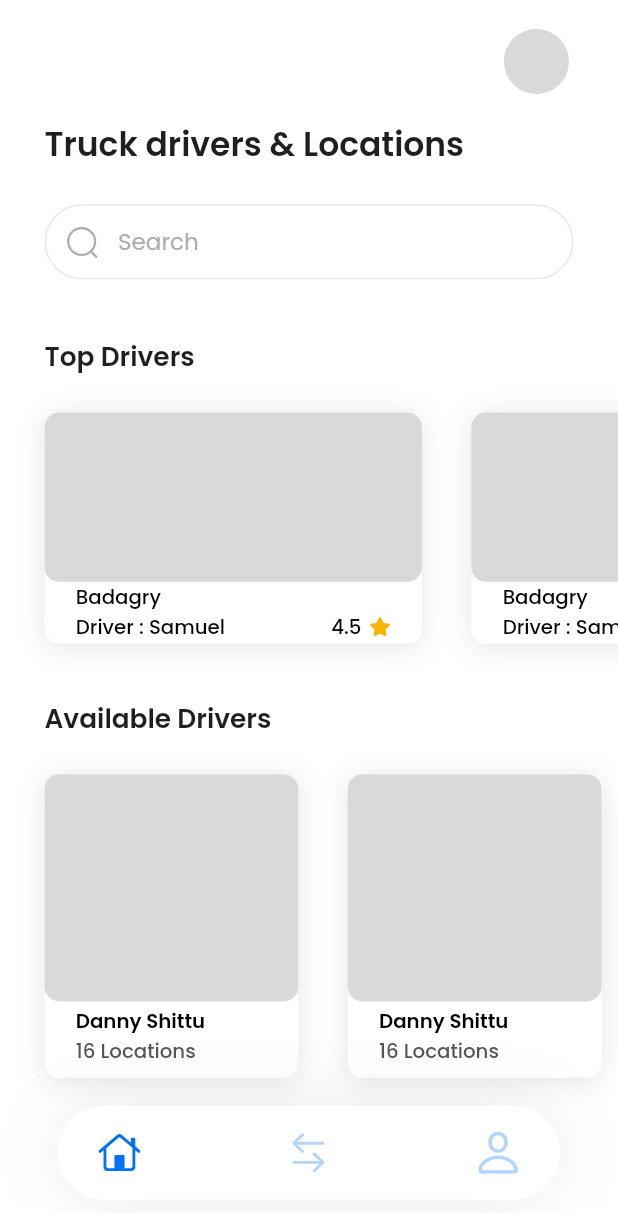
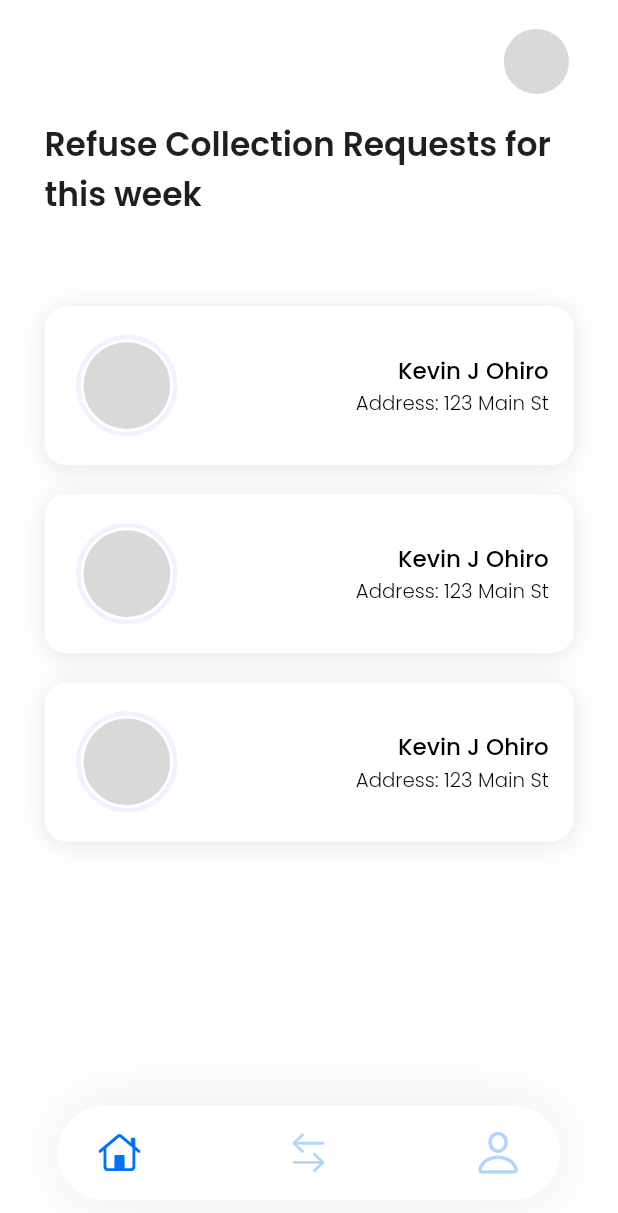
Before and after one commit to Donkelv/lawma_app, a Flutter app: the BottomAppBarScreeen screen opened by its route, on a phone screen of 412 x 824 dp. Shown: the top 1213 px of the screen. Run offline on Flutter 3.47's test engine with Material 2 defaults, Android fonts, the phone set to English and light mode, and no system bars; our stand-ins replace cloud_firestore, dartz, firebase_auth, firebase_core, flutter_riverpod, flutter_screenutil and 3 more; missing offline and left inert: shape_of_view; accounts and stored records are empty.

Commit message:
feat: home screen driver

```diff
--- a/lib/data/constant/bottom_app_bar_const.dart
+++ b/lib/data/constant/bottom_app_bar_const.dart
@@ -1,6 +1,7 @@
 import 'package:flutter/widgets.dart';
 import 'package:lawma_app/data/constant/image_const.dart';
 import 'package:lawma_app/presentation/screens/home_screen.dart';
+import 'package:lawma_app/presentation/screens/home_screen_driver.dart';
 import 'package:lawma_app/presentation/screens/profile_screen.dart';
 import 'package:lawma_app/presentation/screens/transaction_history_screen.dart';
 
@@ -15,8 +16,16 @@ class BottomAppBarModel {
 }
 
 List<BottomAppBarModel> bottomAppBarList = [
-  const BottomAppBarModel(icon: ImageConst.homeIcon, page: HomeScreen()),
+  const BottomAppBarModel(icon: ImageConst.homeIcon, page: HomeScreenDriver()),
   const BottomAppBarModel(
       icon: ImageConst.historyIcon, page: TransactionHistoryScreen()),
   const BottomAppBarModel(icon: ImageConst.profileIcon, page: ProfileScreen()),
 ];
+
+
+List<BottomAppBarModel> bottomAppBarDriver = [
+  const BottomAppBarModel(icon: ImageConst.homeIcon, page: HomeScreenDriver()),
+  const BottomAppBarModel(
+      icon: ImageConst.historyIcon, page: TransactionHistoryScreen()),
+  const BottomAppBarModel(icon: ImageConst.profileIcon, page: ProfileScreen()),
+];
--- a/lib/presentation/screens/home_screen.dart
+++ b/lib/presentation/screens/home_screen.dart
@@ -1,6 +1,7 @@
 import 'package:flutter/material.dart';
 import 'package:flutter/services.dart';
 import 'package:flutter_screenutil/flutter_screenutil.dart';
+import 'package:flutter_svg/svg.dart';
 import 'package:lawma_app/data/constant/color_const.dart';
 import 'package:lawma_app/data/constant/image_const.dart';
 import 'package:lawma_app/data/utils/theme_const.dart';
--- /dev/null
+++ b/lib/presentation/screens/home_screen_driver.dart
@@ -0,0 +1,84 @@
+import 'package:dartz/dartz.dart';
+import 'package:flutter/material.dart';
+import 'package:flutter_screenutil/flutter_screenutil.dart';
+import 'package:lawma_app/data/constant/color_const.dart';
+import 'package:lawma_app/data/utils/theme_const.dart';
+import 'package:lawma_app/presentation/widgets/refuse_collection_req_widget.dart';
+
+class HomeScreenDriver extends StatelessWidget {
+  const HomeScreenDriver({Key? key}) : super(key: key);
+
+  @override
+  Widget build(BuildContext context) {
+    Size size = MediaQuery.of(context).size;
+    return Container(
+      width: size.width,
+      height: size.height,
+      color: ColorConst.whiteColor,
+      child: SafeArea(
+        top: true,
+        bottom: false,
+        child: Column(
+          mainAxisSize: MainAxisSize.min,
+          mainAxisAlignment: MainAxisAlignment.start,
+          crossAxisAlignment: CrossAxisAlignment.start,
+          children: [
+            SizedBox(
+              height: 20.0.h,
+            ),
+            Padding(
+              padding: EdgeInsets.symmetric(horizontal: 27.0.w),
+              child: Row(
+                mainAxisAlignment: MainAxisAlignment.end,
+                crossAxisAlignment: CrossAxisAlignment.center,
+                children: [
+                  Container(
+                    width: 45.0.w,
+                    height: 45.0.h,
+                    decoration: const BoxDecoration(
+                      color: ColorConst.lightGreyColor,
+                      shape: BoxShape.circle,
+                    ),
+                  )
+                ],
+              ),
+            ),
+            SizedBox(
+              height: 18.0.h,
+            ),
+            Padding(
+              padding: EdgeInsets.symmetric(horizontal: 27.0.w),
+              child: Text(
+                "Refuse Collection Requests for this week",
+                style: CustomTheme.semiLargeText(context).copyWith(
+                  color: ColorConst.dark,
+                  fontWeight: FontWeight.w600,
+
+                  // fontSize: 28.0.sp,
+                ),
+              ),
+            ),
+            SizedBox(
+              height: 40.0.h,
+            ),
+            Expanded(
+              child: ListView.builder(
+                padding: EdgeInsets.symmetric(vertical: 20.0.h, horizontal: 27.0.w),
+                scrollDirection: Axis.vertical,
+                physics: const BouncingScrollPhysics(),
+                  itemCount: 3,
+                  shrinkWrap: true,
+                  itemBuilder: (context, index) {
+                    return RefuseCollectionReqWidget(
+                      onTap: () {
+
+                      },
+                    );
+                  }),
+            )
+          ],
+        ),
+      ),
+    );
+  }
+}
--- /dev/null
+++ b/lib/presentation/widgets/refuse_collection_req_widget.dart
@@ -0,0 +1,84 @@
+import 'package:flutter/material.dart';
+import 'package:flutter_screenutil/flutter_screenutil.dart';
+import 'package:lawma_app/data/constant/color_const.dart';
+import 'package:lawma_app/data/utils/theme_const.dart';
+
+class RefuseCollectionReqWidget extends StatelessWidget {
+  final VoidCallback? onTap;
+  const RefuseCollectionReqWidget({Key? key, this.onTap}) : super(key: key);
+
+  @override
+  Widget build(BuildContext context) {
+    Size size = MediaQuery.of(context).size;
+    return Container(
+      margin: EdgeInsets.only(bottom: 20.0.h),
+      width: size.width,
+      decoration: BoxDecoration(
+        color: ColorConst.whiteColor,
+        borderRadius: BorderRadius.circular(15),
+        boxShadow: const [
+          BoxShadow(
+            color: Color.fromRGBO(0, 0, 0, 0.1),
+            blurRadius: 15.0,
+            offset: Offset(0.0, 2.0),
+          ),
+        ],
+      ),
+      child: Material(
+        type: MaterialType.transparency,
+        child: InkWell(
+          borderRadius: BorderRadius.circular(15),
+          onTap: onTap,
+          child: Padding(
+            padding: EdgeInsets.symmetric(horizontal: 15.0.w, vertical: 20.0.h),
+            child: Row(
+              mainAxisAlignment: MainAxisAlignment.spaceBetween,
+              crossAxisAlignment: CrossAxisAlignment.center,
+              children: [
+                Container(
+                  width: 70.0.w,
+                  height: 70.0.h,
+                  decoration: BoxDecoration(
+                    shape: BoxShape.circle,
+                    border: Border.all(
+                      color: ColorConst.lightPrimaryColor,
+                      width: 3.0,
+                    ),
+                  ),
+                  child: Center(
+                    child: Container(
+                      width: 60.0.w,
+                      height: 60.0.h,
+                      decoration: const BoxDecoration(
+                        color: ColorConst.lightGreyColor,
+                        shape: BoxShape.circle,
+                      ),
+                    ),
+                  ),
+                ),
+
+                Column(
+                  mainAxisAlignment: MainAxisAlignment.center,
+                  crossAxisAlignment: CrossAxisAlignment.end,
+                  children: [
+                    Text(
+                      "Kevin J Ohiro",
+                      maxLines: 2,
+                      style: CustomTheme.normalText(context),
+                    ),
+                    Text(
+                      "Address: 123 Main St",
+                      maxLines: 1,
+                      overflow: TextOverflow.ellipsis,
+                      style: CustomTheme.smallText(context),
+                    ),
+                  ],
+                ),
+              ],
+            ),
+          ),
+        ),
+      ),
+    );
+  }
+}
```
